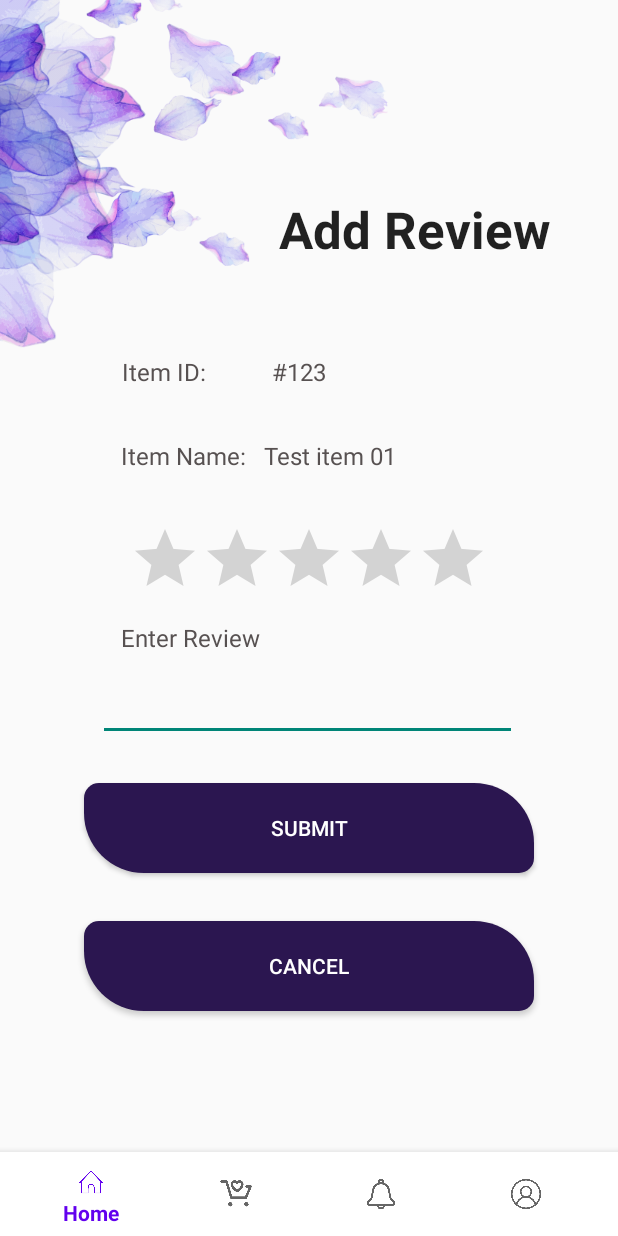
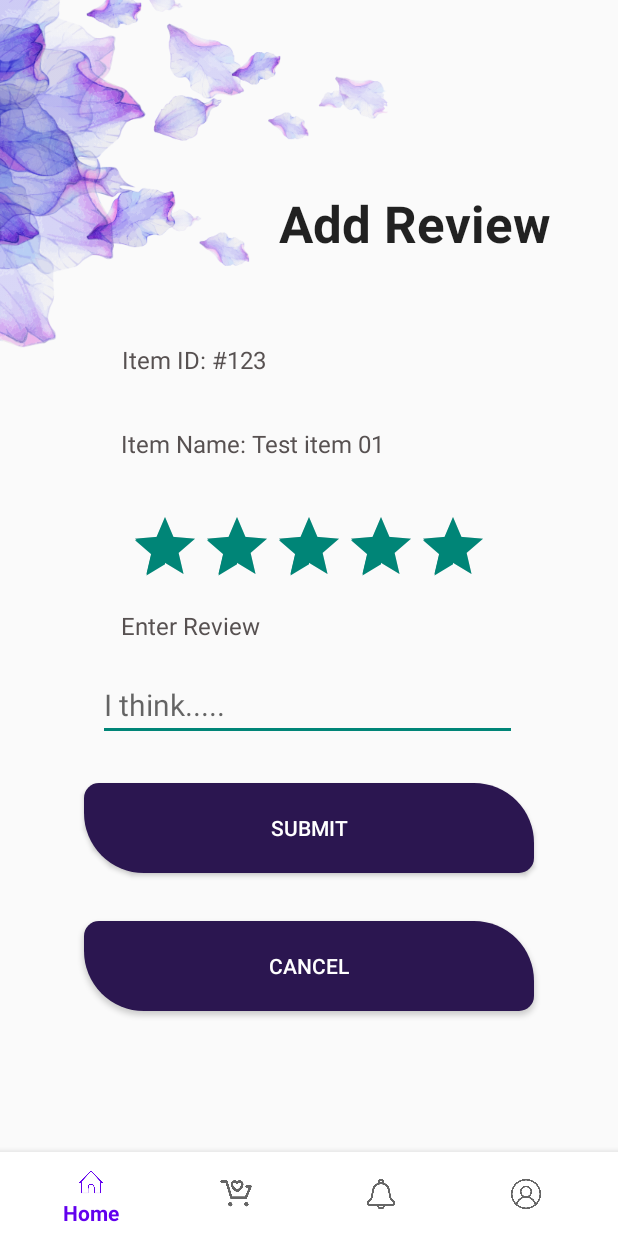
Before and after one commit to vvirajith/Digital_Media_Selling_Platform, an Android app: the AddReview screen opened directly, with no data from a screen before it, on a phone screen of 412 x 824 dp. Run offline under Robolectric (Android 15) with nearby library versions, the light colour scheme and no system bars.

Commit message:
modified addrewviw.xml

```diff
--- a/app/src/main/res/layout/activity_add_review.xml
+++ b/app/src/main/res/layout/activity_add_review.xml
@@ -11,7 +11,7 @@
         android:layout_width="250dp"
         android:layout_height="40dp"
         android:layout_marginBottom="16dp"
-        android:text="Item Name:   Test item 01"
+        android:text="@string/item_name_test_item_01"
         android:textColor="#575151"
         android:textSize="16sp"
         app:layout_constraintBottom_toTopOf="@+id/ratingBar"
@@ -24,7 +24,7 @@
         android:layout_width="250dp"
         android:layout_height="40dp"
         android:layout_marginBottom="16dp"
-        android:text="Item ID:           #123"
+        android:text="@string/item_id_123"
         android:textColor="#575151"
         android:textSize="16sp"
         app:layout_constraintBottom_toTopOf="@+id/textView20"
@@ -39,7 +39,7 @@
         android:layout_marginStart="140dp"
         android:layout_marginTop="100dp"
         android:layout_marginBottom="32dp"
-        android:text="Add Review"
+        android:text="@string/add_review"
         android:textAppearance="@style/TextAppearance.AppCompat.Large"
         android:textSize="34sp"
         android:textStyle="bold"
@@ -55,7 +55,7 @@
         android:layout_height="60dp"
         android:layout_marginBottom="32dp"
         android:background="@drawable/buttons"
-        android:text="Submit"
+        android:text="@string/submit"
         android:textColor="#FFFFFF"
         app:layout_constraintBottom_toTopOf="@+id/cancelReviewButton"
         app:layout_constraintEnd_toEndOf="parent"
@@ -78,9 +78,10 @@
     <EditText
         android:id="@+id/reviewField1"
         android:layout_width="279dp"
-        android:layout_height="40dp"
+        android:layout_height="48dp"
         android:layout_marginBottom="28dp"
         android:ems="10"
+        android:hint="I think....."
         android:inputType="textPersonName"
         android:textColor="#575151"
         android:textSize="20sp"
@@ -103,9 +104,17 @@
 
     <RatingBar
         android:id="@+id/ratingBar"
+        style="@style/Widget.AppCompat.RatingBar"
         android:layout_width="wrap_content"
         android:layout_height="wrap_content"
         android:layout_marginBottom="8dp"
+        android:backgroundTint="@color/dark_purple"
+        android:contentDescription="ratingbar"
+        android:contextClickable="false"
+        android:labelFor="@id/include4"
+        android:max="5"
+        android:numStars="5"
+        android:rating="5"
         app:layout_constraintBottom_toTopOf="@+id/textView18"
         app:layout_constraintEnd_toEndOf="parent"
         app:layout_constraintHorizontal_bias="0.5"
--- a/app/src/main/res/values/strings.xml
+++ b/app/src/main/res/values/strings.xml
@@ -44,6 +44,10 @@
     <string name="invalid_username">Not a valid username</string>
     <string name="invalid_password">Password must be >5 characters</string>
     <string name="login_failed">"Login failed"</string>
+    <string name="item_name_test_item_01">Item Name: Test item 01</string>
+    <string name="item_id_123">Item ID: #123</string>
+    <string name="add_review">Add Review</string>
+    <string name="submit">Submit</string>
 
 
 </resources>
```
